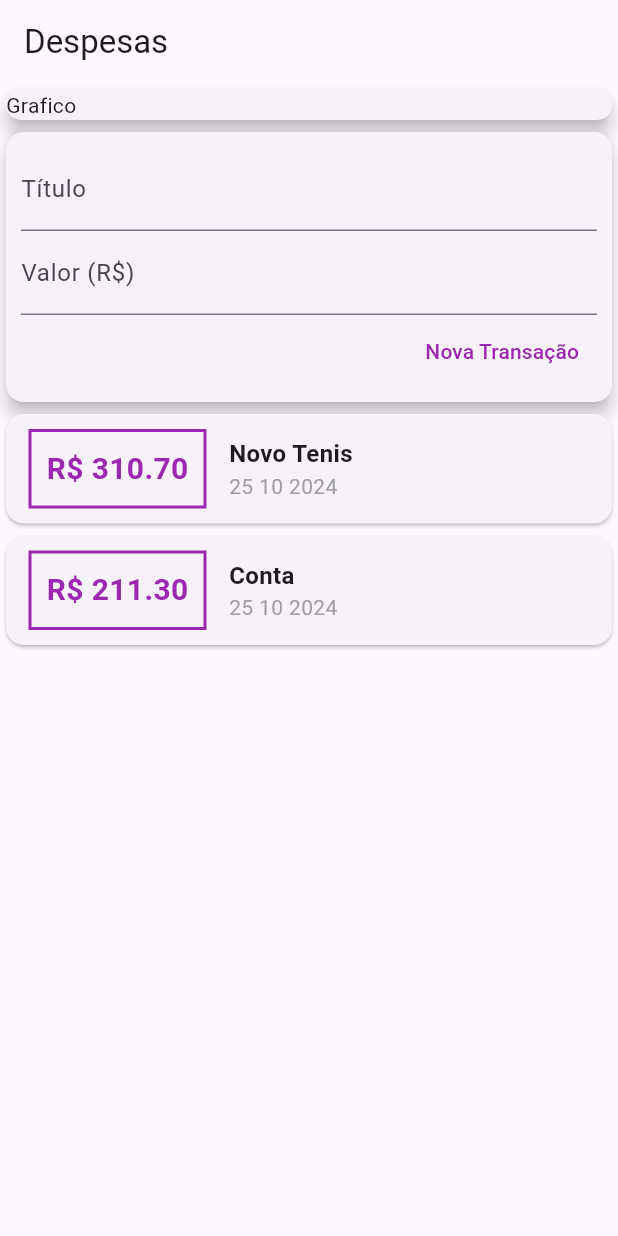
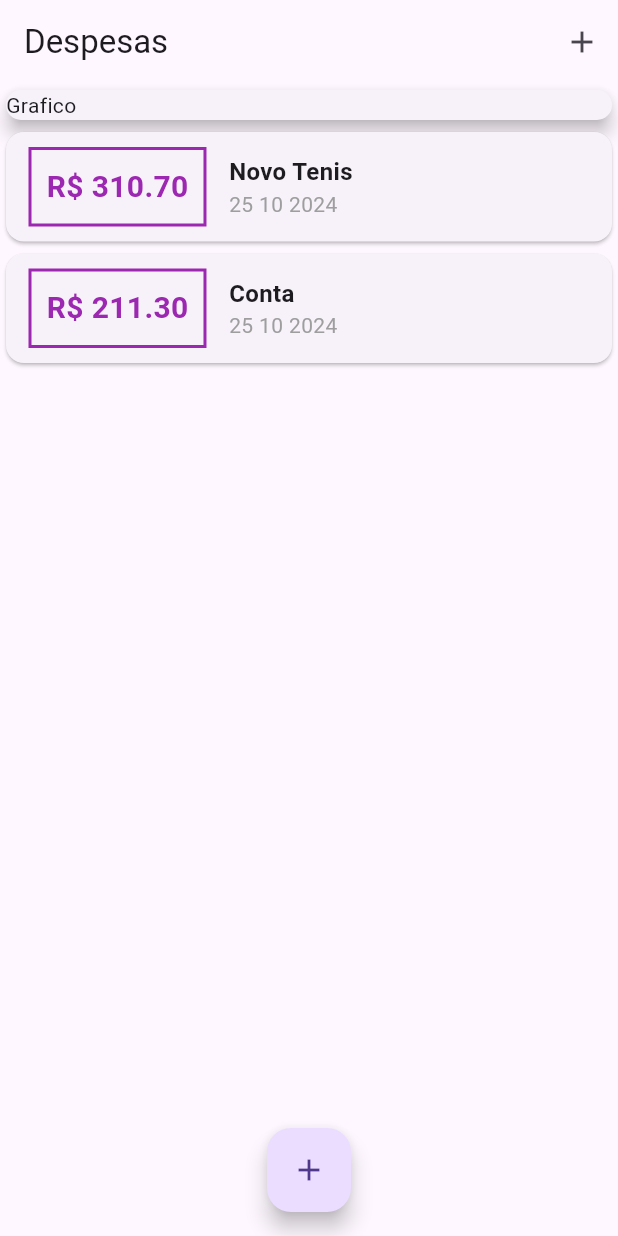
Before and after one commit to JoaoChi/GestaoGastos, a Flutter app: the screen it shows after launch, on a phone screen of 412 x 824 dp. Run offline on Flutter 3.47's test engine with Material 3 defaults, Android fonts, the phone set to English and light mode, and no system bars.

Commit message:
transformado o form em um modal button sheet e salvando por dentro dele.

```diff
--- a/lib/components/transaction_user.dart
+++ /dev/null
@@ -1,53 +0,0 @@
-import 'dart:math';
-
-import 'package:flutter/material.dart';
-import 'transaction_form.dart';
-import 'transaction_list.dart';
-import '../models/transaction.dart';
-
-class TransactionUser extends StatefulWidget {
-  const TransactionUser({super.key});
-
-  @override
-  State<TransactionUser> createState() => _MyWidgetState();
-}
-
-class _MyWidgetState extends State<TransactionUser> {
-  final _transactions = [
-    Transaction(
-      id: 't1',
-      title: 'Novo Tenis',
-      value: 310.70,
-      date: DateTime.now(),
-    ),
-    Transaction(
-      id: 't2',
-      title: 'Conta',
-      value: 211.30,
-      date: DateTime.now(),
-    ),
-  ];
-
-  _addTransaction(String title, double value) {
-    final newTransaction = Transaction(
-      id: Random().nextDouble().toString(),
-      title: title,
-      value: value,
-      date: DateTime.now(),
-    );
-
-    setState(() {
-      _transactions.add(newTransaction);
-    });
-  }
-
-  @override
-  Widget build(BuildContext context) {
-    return Column(
-      children: <Widget>[
-        TransactionForm(_addTransaction),
-        TransactionList(_transactions),
-      ],
-    );
-  }
-}
--- a/lib/main.dart
+++ b/lib/main.dart
@@ -1,10 +1,14 @@
 import 'package:flutter/material.dart';
-import 'package:gestao/components/transaction_user.dart';
+import 'package:gestao/components/transaction_form.dart';
+import 'components/transaction_form.dart';
+import 'components/transaction_list.dart';
+import 'models/transaction.dart';
+import 'dart:math';
 
-main() => runApp(ExpenseApp());
+main() => runApp(const ExpenseApp());
 
 class ExpenseApp extends StatelessWidget {
-  const ExpenseApp({super.key});
+  const ExpenseApp({Key? key}) : super(key: key);
 
   @override
   Widget build(BuildContext context) {
@@ -14,12 +18,60 @@ class ExpenseApp extends StatelessWidget {
   }
 }
 
-class Homepage extends StatelessWidget {
+class Homepage extends StatefulWidget {
+  const Homepage({Key? key}) : super(key: key);
+
+  @override
+  State<Homepage> createState() => _HomepageState();
+}
+
+class _HomepageState extends State<Homepage> {
+  final _transactions = [
+    Transaction(
+      id: 't1',
+      title: 'Novo Tenis',
+      value: 310.70,
+      date: DateTime.now(),
+    ),
+    Transaction(
+      id: 't2',
+      title: 'Conta',
+      value: 211.30,
+      date: DateTime.now(),
+    ),
+  ];
+
+  _addTransaction(String title, double value) {
+    final newTransaction = Transaction(
+      id: Random().nextDouble().toString(),
+      title: title,
+      value: value,
+      date: DateTime.now(),
+    );
+    setState(() {
+      _transactions.add(newTransaction);
+    });
+  }
+
+  _openTransactionFormModal(BuildContext context) {
+    showModalBottomSheet(
+      context: context,
+      builder: (_) {
+        return TransactionForm(_addTransaction);
+      },
+    );
+  }
+
   @override
   Widget build(BuildContext context) {
     return Scaffold(
       appBar: AppBar(
-          title: Text('Despesas '),
+        title: Text('Despesas'),
+        actions: <Widget>[
+          IconButton(
+              onPressed: () => _openTransactionFormModal(context),
+              icon: Icon(Icons.add))
+        ],
       ),
       body: SingleChildScrollView(
         child: Column(
@@ -32,9 +84,15 @@ class Homepage extends StatelessWidget {
                 elevation: 5,
               ),
             ),
-              TransactionUser(),
+            TransactionList(_transactions),
           ],
         ),
-        ));
+      ),
+      floatingActionButton: FloatingActionButton(
+        onPressed: () => _openTransactionFormModal(context),
+        child: Icon(Icons.add),
+      ),
+      floatingActionButtonLocation: FloatingActionButtonLocation.centerFloat,
+    );
   }
 }
```
Also changed, not shown: lib/components/transaction_form.dart (+25 -10 lines). Lines whose indentation alone changed are shown as unchanged.
